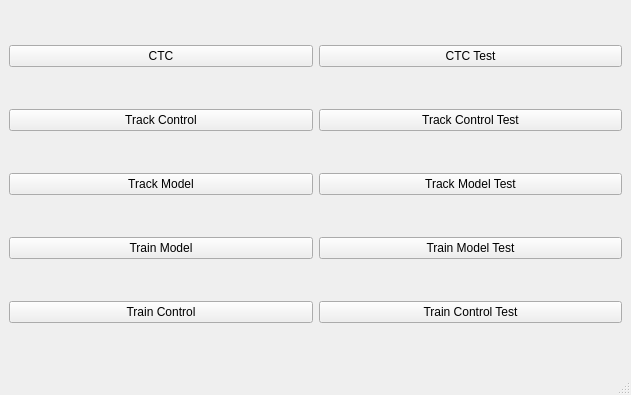
This is system.ui in ece1140thebteam/train_system_sim as Qt 5 draws it before an edit. The edited form follows.
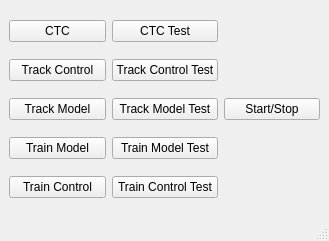
This is the edited form.

Commit message: add system timer

Patch:
```diff
--- a/system.ui
+++ b/system.ui
@@ -6,8 +6,8 @@
    <rect>
     <x>0</x>
     <y>0</y>
-    <width>631</width>
-    <height>395</height>
+    <width>329</width>
+    <height>241</height>
    </rect>
   </property>
   <property name="windowTitle">
@@ -93,6 +93,16 @@
       </item>
      </layout>
     </item>
+    <item>
+     <widget class="QPushButton" name="pushButton_start">
+      <property name="text">
+       <string>Start/Stop</string>
+      </property>
+      <property name="checkable">
+       <bool>true</bool>
+      </property>
+     </widget>
+    </item>
    </layout>
   </widget>
   <widget class="QMenuBar" name="menubar">
```
Left out of the diff: 2 changed lines with no effect on the pictures. The commit also changes 7 other files.
